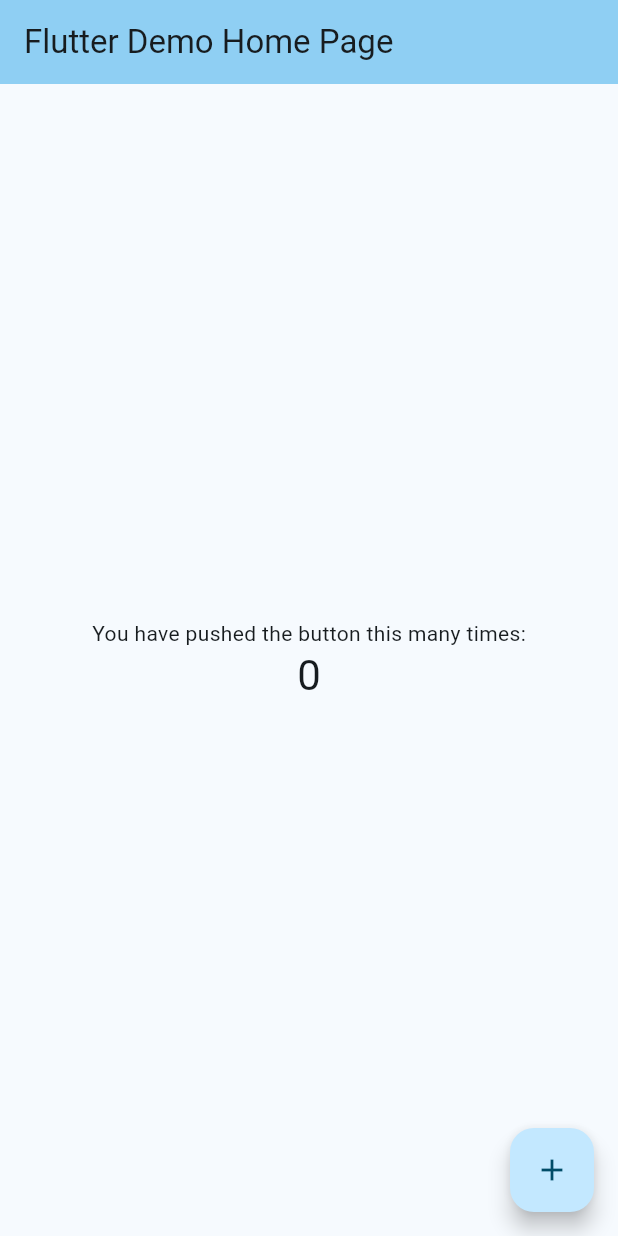
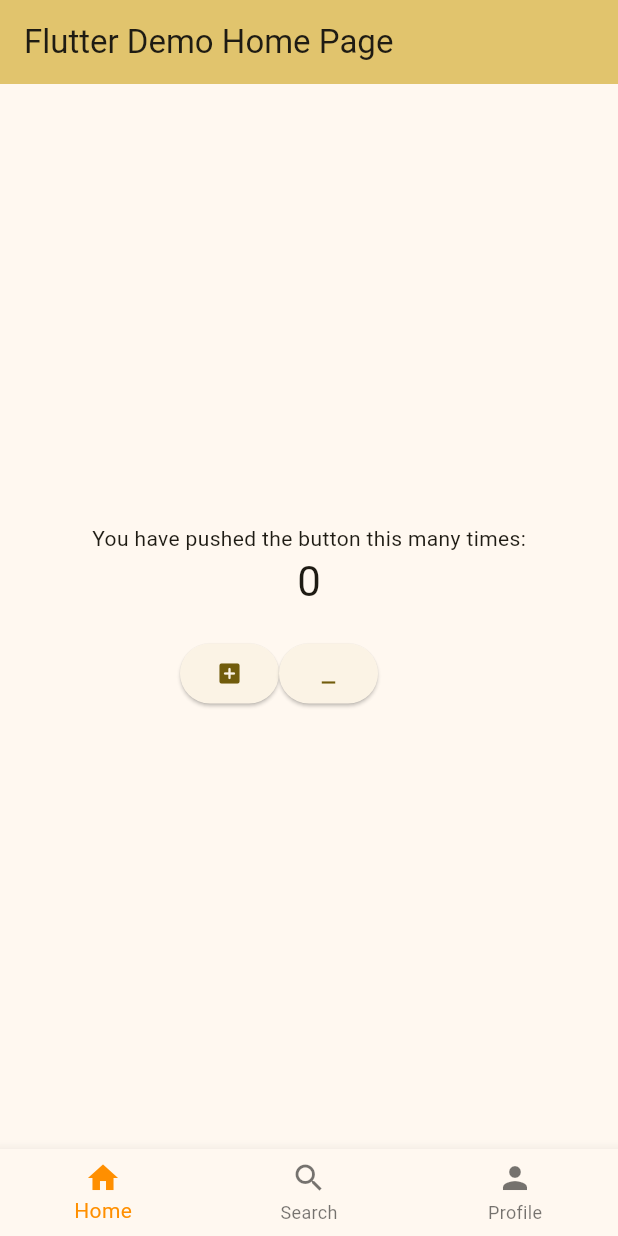
Before and after one commit to samrocks03/LearningFlutter, a Flutter app: the screen it shows after launch, on a phone screen of 412 x 824 dp. Run offline on Flutter 3.47's test engine with Material 2 defaults, Android fonts, the phone set to English and light mode, and no system bars.

Commit message:
Added increment as well as decrement button in our Application

```diff
--- a/weather_apk/lib/main.dart
+++ b/weather_apk/lib/main.dart
@@ -13,7 +13,7 @@ class MyApp extends StatelessWidget {
     return MaterialApp(
       title: 'Flutter Demo',
       theme: ThemeData(
-        colorScheme: ColorScheme.fromSeed(seedColor: const Color.fromARGB(200,227,242,253),
+        colorScheme: ColorScheme.fromSeed(seedColor: Color.fromRGBO(228, 190, 56,0.9),
         ),
         useMaterial3: true,
         applyElevationOverlayColor: true ,
@@ -24,10 +24,10 @@ class MyApp extends StatelessWidget {
 }
 
 class MyHomePage extends StatefulWidget {
+
   const MyHomePage({super.key, required this.title});
 
   final String title;
-
   @override
   State<MyHomePage> createState() => _MyHomePageState();
 }
@@ -37,36 +37,34 @@ class _MyHomePageState extends State<MyHomePage> {
 
   void _incrementCounter() {
     setState(() {
-      // This call to setState tells the Flutter framework that something has
-      // changed in this State, which causes it to rerun the build method below
-      // so that the display can reflect the updated values. If we changed
-      // _counter without calling setState(), then the build method would not be
-      // called again, and so nothing would appear to happen.
+      /* This call to setState tells the Flutter framework that something has
+      changed in this State, which causes it to rerun the build method below
+      so that the display can reflect the updated values. If we changed
+      _counter without calling setState(), then the build method would not be
+      called again, and so nothing would appear to happen.
+      */
       _counter++;
     });
   }
+
+    void _decrementCounter(){
+      setState(() {
+        _counter--;
+      });
+    }
+    TextEditingController t = TextEditingController();
 
   @override
   Widget build(BuildContext context) {
     // This method is rerun every time setState is called, for instance as done
     // by the _incrementCounter method above.
     //
-    // The Flutter framework has been optimized to make rerunning build methods
-    // fast, so that you can just rebuild anything that needs updating rather
-    // than having to individually change instances of widgets.
     return Scaffold(
       appBar: AppBar(
-        // TRY THIS: Try changing the color here to a specific color (to
-        // Colors.amber, perhaps?) and trigger a hot reload to see the AppBar
-        // change color while the other colors stay the same.
         backgroundColor: Theme.of(context).colorScheme.inversePrimary,
-        // Here we take the value from the MyHomePage object that was created by
-        // the App.build method, and use it to set our appbar title.
         title: Text(widget.title),
       ),
       body: Center(
-        // Center is a layout widget. It takes a single child and positions it
-        // in the middle of the parent.
         child: Column(
           // Column is also a layout widget. It takes a list of children and
           // arranges them vertically. By default, it sizes itself to fit its
@@ -90,14 +88,59 @@ class _MyHomePageState extends State<MyHomePage> {
               '$_counter',
               style: Theme.of(context).textTheme.headlineMedium,
             ),
+
+            Container(
+              margin: const EdgeInsets.only(left:120),
+              padding: const EdgeInsets.only(top: 20),
+              child: Row(
+                children: [
+                  ElevatedButton(
+                    onPressed: _incrementCounter
+                  , child: const Icon(Icons.add_box_rounded)),
+
+                  ElevatedButton(
+                    onPressed: _decrementCounter,
+                    child: const Icon(Icons.minimize_sharp)
+                  )
+                ],
+              ),
+            )
           ],
         ),
       ),
-      floatingActionButton: FloatingActionButton(
-        onPressed: _incrementCounter,
-        tooltip: 'Increment',
-        child: const Icon(Icons.add),
-      ), // This trailing comma makes auto-formatting nicer for build methods.
+
+      // floatingActionButton: FloatingActionButton(
+      //   onPressed: _incrementCounter,
+      //   tooltip: 'Increment',
+      //   child: const Icon(Icons.add),
+      // ), // This trailing comma makes auto-formatting nicer for build methods.
+
+
+
+      bottomNavigationBar: BottomNavigationBar(
+        items: const <BottomNavigationBarItem>[
+          BottomNavigationBarItem(
+            icon: Icon(Icons.home),
+            label: 'Home',
+            backgroundColor: Colors.blue,
+          ),
+          BottomNavigationBarItem(
+            icon: Icon(Icons.search),
+            label: 'Search',
+            backgroundColor: Colors.green,
+          ),
+          BottomNavigationBarItem(
+            icon: Icon(Icons.person),
+            label: 'Profile',
+            backgroundColor: Colors.purple,
+          ),
+        ],
+        currentIndex: 0,
+        selectedItemColor: Colors.amber[800],
+        onTap: (index) {
+          print(index);
+        },
+      ),
     );
   }
 }
```
